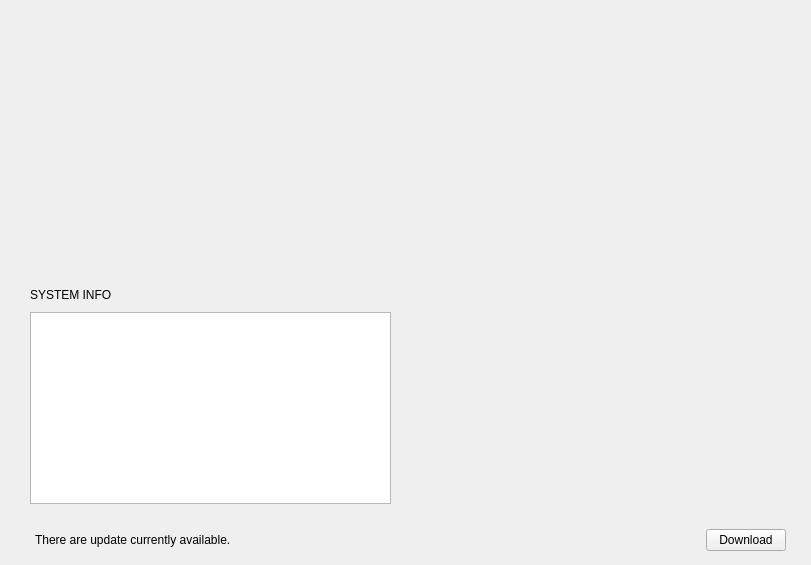
First picture: the form in src/app/Pages/Dashboard/dashboard_page.ui, repository artm1904/system_information, before the edit.
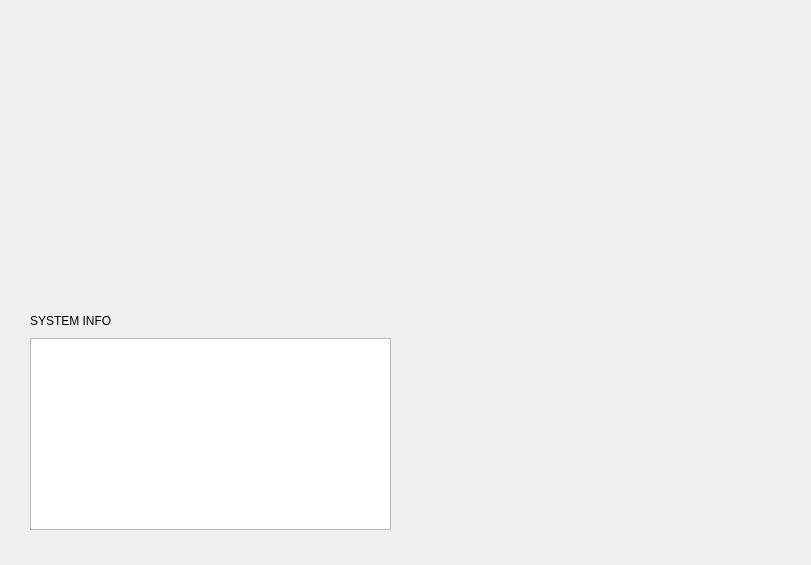
Second picture: the form after the edit.

Commit message: Add cpu, ram, disk and system info to dashboard

```diff
--- a/src/app/Pages/Dashboard/dashboard_page.ui
+++ b/src/app/Pages/Dashboard/dashboard_page.ui
@@ -201,62 +201,6 @@
      </layout>
     </widget>
    </item>
-   <item row="3" column="0" colspan="2">
-    <widget class="QWidget" name="updateBarWidget" native="true">
-     <property name="sizePolicy">
-      <sizepolicy hsizetype="Expanding" vsizetype="Fixed">
-       <horstretch>0</horstretch>
-       <verstretch>0</verstretch>
-      </sizepolicy>
-     </property>
-     <property name="minimumSize">
-      <size>
-       <width>0</width>
-       <height>30</height>
-      </size>
-     </property>
-     <property name="styleSheet">
-      <string notr="true"/>
-     </property>
-     <layout class="QHBoxLayout" name="updateBarLayout">
-      <property name="spacing">
-       <number>0</number>
-      </property>
-      <property name="leftMargin">
-       <number>15</number>
-      </property>
-      <property name="topMargin">
-       <number>0</number>
-      </property>
-      <property name="rightMargin">
-       <number>5</number>
-      </property>
-      <property name="bottomMargin">
-       <number>0</number>
-      </property>
-      <item alignment="Qt::AlignLeft|Qt::AlignVCenter">
-       <widget class="QLabel" name="updateBarTextLabel">
-        <property name="text">
-         <string>There are update currently available.</string>
-        </property>
-       </widget>
-      </item>
-      <item alignment="Qt::AlignRight|Qt::AlignVCenter">
-       <widget class="QPushButton" name="downloadUpdateBtn">
-        <property name="cursor">
-         <cursorShape>PointingHandCursor</cursorShape>
-        </property>
-        <property name="focusPolicy">
-         <enum>Qt::NoFocus</enum>
-        </property>
-        <property name="text">
-         <string>Download</string>
-        </property>
-       </widget>
-      </item>
-     </layout>
-    </widget>
-   </item>
   </layout>
  </widget>
  <resources/>
```
Left out of the diff: 84 changed lines with no effect on the pictures. The commit also changes 2 other files.
